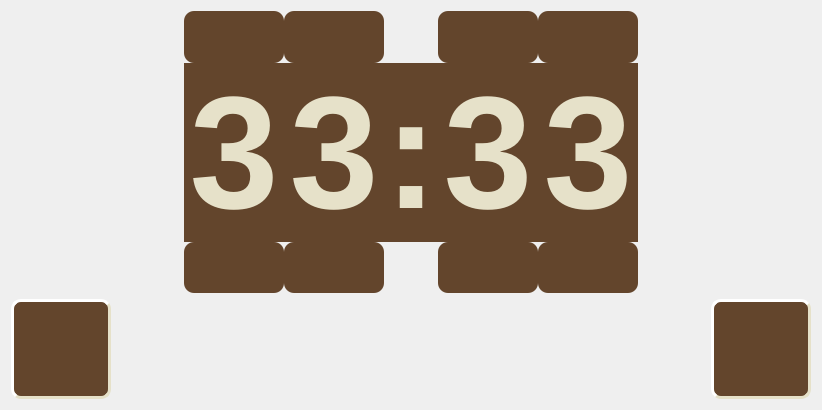
Old version of the form formsetalarmtime.ui in the repository cilo72/raspi_clock.
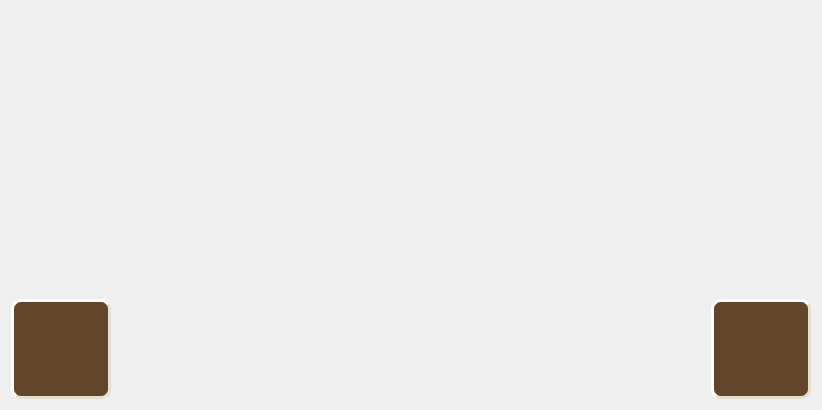
New version of the form. The open tabs and pages were chosen to show the change. Icons and pictures are not drawn.

The edit to the form file:
```diff
--- a/formsetalarmtime.ui
+++ b/formsetalarmtime.ui
@@ -197,24 +197,7 @@
        </property>
        <item>
         <layout class="QGridLayout" name="gridLayout_4">
-         <item row="1" column="3">
-          <widget class="QLabel" name="label_6">
-           <property name="font">
-            <font>
-             <family>Liberation Sans</family>
-             <pointsize>120</pointsize>
-             <bold>true</bold>
-            </font>
-           </property>
-           <property name="text">
-            <string>:</string>
-           </property>
-           <property name="alignment">
-            <set>Qt::AlignCenter</set>
-           </property>
-          </widget>
-         </item>
-         <item row="1" column="6">
+         <item row="0" column="2">
           <spacer name="horizontalSpacer_8">
            <property name="orientation">
             <enum>Qt::Horizontal</enum>
@@ -227,78 +210,7 @@
            </property>
           </spacer>
          </item>
-         <item row="1" column="5">
-          <widget class="QLabel" name="label_hh_mM">
-           <property name="font">
-            <font>
-             <family>Liberation Sans</family>
-             <pointsize>120</pointsize>
-             <bold>true</bold>
-            </font>
-           </property>
-           <property name="text">
-            <string>3</string>
-           </property>
-           <property name="alignment">
-            <set>Qt::AlignCenter</set>
-           </property>
-          </widget>
-         </item>
-         <item row="1" column="2">
-          <widget class="QLabel" name="label_hH_mm">
-           <property name="font">
-            <font>
-             <family>Liberation Sans</family>
-             <pointsize>120</pointsize>
-             <bold>true</bold>
-            </font>
-           </property>
-           <property name="text">
-            <string>3</string>
-           </property>
-           <property name="alignment">
-            <set>Qt::AlignCenter</set>
-           </property>
-          </widget>
-         </item>
-         <item row="0" column="1">
-          <widget class="QPushButton" name="pushButton_Hh_mm_plus">
-           <property name="sizePolicy">
-            <sizepolicy hsizetype="Minimum" vsizetype="Expanding">
-             <horstretch>0</horstretch>
-             <verstretch>0</verstretch>
-            </sizepolicy>
-           </property>
-           <property name="minimumSize">
-            <size>
-             <width>100</width>
-             <height>0</height>
-            </size>
-           </property>
-           <property name="styleSheet">
-            <string notr="true">QPushButton {
-    background-color: rgb(99, 69, 44);
-    border-style: outset;
-    border-width: 0px;
-    border-radius: 10px;
-    border-color: rgb(230, 225, 201);
-    padding: 6px;
-	image: url(:/icons/icons/plus-on.svg);
-}
-
-QPushButton:pressed {
-    border-style: inset;
-	border-color: rgb(172, 147,98);
-
-	image: url(:/icons/icons/plus-off.svg);
-}</string>
-           </property>
-           <property name="text">
-            <string/>
-           </property>
-          </widget>
-         </item>
-         <item row="1" column="0">
+         <item row="0" column="0">
           <spacer name="horizontalSpacer_9">
            <property name="orientation">
             <enum>Qt::Horizontal</enum>
@@ -311,298 +223,8 @@
            </property>
           </spacer>
          </item>
-         <item row="1" column="1">
-          <widget class="QLabel" name="label_Hh_mm">
-           <property name="font">
-            <font>
-             <family>Liberation Sans</family>
-             <pointsize>120</pointsize>
-             <bold>true</bold>
-            </font>
-           </property>
-           <property name="text">
-            <string>3</string>
-           </property>
-           <property name="alignment">
-            <set>Qt::AlignCenter</set>
-           </property>
-          </widget>
-         </item>
-         <item row="1" column="4">
-          <widget class="QLabel" name="label_hh_Mm">
-           <property name="font">
-            <font>
-             <family>Liberation Sans</family>
-             <pointsize>120</pointsize>
-             <bold>true</bold>
-            </font>
-           </property>
-           <property name="text">
-            <string>3</string>
-           </property>
-           <property name="alignment">
-            <set>Qt::AlignCenter</set>
-           </property>
-          </widget>
-         </item>
-         <item row="2" column="1">
-          <widget class="QPushButton" name="pushButton_Hh_mm_minus">
-           <property name="sizePolicy">
-            <sizepolicy hsizetype="Minimum" vsizetype="Expanding">
-             <horstretch>0</horstretch>
-             <verstretch>0</verstretch>
-            </sizepolicy>
-           </property>
-           <property name="minimumSize">
-            <size>
-             <width>100</width>
-             <height>0</height>
-            </size>
-           </property>
-           <property name="styleSheet">
-            <string notr="true">QPushButton {
-    background-color: rgb(99, 69, 44);
-    border-style: outset;
-    border-width: 0px;
-    border-radius: 10px;
-    border-color: rgb(230, 225, 201);
-    padding: 6px;
-	image: url(:/icons/icons/minus-on.svg);
-}
-
-QPushButton:pressed {
-    border-style: inset;
-	border-color: rgb(172, 147,98);
-
-	image: url(:/icons/icons/minus-off.svg);
-}</string>
-           </property>
-           <property name="text">
-            <string/>
-           </property>
-          </widget>
-         </item>
-         <item row="2" column="2">
-          <widget class="QPushButton" name="pushButton_hH_mm_minus">
-           <property name="sizePolicy">
-            <sizepolicy hsizetype="Minimum" vsizetype="Expanding">
-             <horstretch>0</horstretch>
-             <verstretch>0</verstretch>
-            </sizepolicy>
-           </property>
-           <property name="minimumSize">
-            <size>
-             <width>100</width>
-             <height>0</height>
-            </size>
-           </property>
-           <property name="styleSheet">
-            <string notr="true">QPushButton {
-    background-color: rgb(99, 69, 44);
-    border-style: outset;
-    border-width: 0px;
-    border-radius: 10px;
-    border-color: rgb(230, 225, 201);
-    padding: 6px;
-	image: url(:/icons/icons/minus-on.svg);
-}
-
-QPushButton:pressed {
-    border-style: inset;
-	border-color: rgb(172, 147,98);
-
-	image: url(:/icons/icons/minus-off.svg);
-}</string>
-           </property>
-           <property name="text">
-            <string/>
-           </property>
-          </widget>
-         </item>
-         <item row="2" column="4">
-          <widget class="QPushButton" name="pushButton_hh_Mm_minus">
-           <property name="sizePolicy">
-            <sizepolicy hsizetype="Minimum" vsizetype="Expanding">
-             <horstretch>0</horstretch>
-             <verstretch>0</verstretch>
-            </sizepolicy>
-           </property>
-           <property name="minimumSize">
-            <size>
-             <width>100</width>
-             <height>0</height>
-            </size>
-           </property>
-           <property name="styleSheet">
-            <string notr="true">QPushButton {
-    background-color: rgb(99, 69, 44);
-    border-style: outset;
-    border-width: 0px;
-    border-radius: 10px;
-    border-color: rgb(230, 225, 201);
-    padding: 6px;
-	image: url(:/icons/icons/minus-on.svg);
-}
-
-QPushButton:pressed {
-    border-style: inset;
-	border-color: rgb(172, 147,98);
-
-	image: url(:/icons/icons/minus-off.svg);
-}</string>
-           </property>
-           <property name="text">
-            <string/>
-           </property>
-          </widget>
-         </item>
-         <item row="2" column="5">
-          <widget class="QPushButton" name="pushButton_hh_mM_minus">
-           <property name="sizePolicy">
-            <sizepolicy hsizetype="Minimum" vsizetype="Expanding">
-             <horstretch>0</horstretch>
-             <verstretch>0</verstretch>
-            </sizepolicy>
-           </property>
-           <property name="minimumSize">
-            <size>
-             <width>100</width>
-             <height>0</height>
-            </size>
-           </property>
-           <property name="styleSheet">
-            <string notr="true">QPushButton {
-    background-color: rgb(99, 69, 44);
-    border-style: outset;
-    border-width: 0px;
-    border-radius: 10px;
-    border-color: rgb(230, 225, 201);
-    padding: 6px;
-	image: url(:/icons/icons/minus-on.svg);
-}
-
-QPushButton:pressed {
-    border-style: inset;
-	border-color: rgb(172, 147,98);
-
-	image: url(:/icons/icons/minus-off.svg);
-}</string>
-           </property>
-           <property name="text">
-            <string/>
-           </property>
-          </widget>
-         </item>
-         <item row="0" column="2">
-          <widget class="QPushButton" name="pushButton_hH_mm_plus">
-           <property name="sizePolicy">
-            <sizepolicy hsizetype="Minimum" vsizetype="Expanding">
-             <horstretch>0</horstretch>
-             <verstretch>0</verstretch>
-            </sizepolicy>
-           </property>
-           <property name="minimumSize">
-            <size>
-             <width>100</width>
-             <height>0</height>
-            </size>
-           </property>
-           <property name="styleSheet">
-            <string notr="true">QPushButton {
-    background-color: rgb(99, 69, 44);
-    border-style: outset;
-    border-width: 0px;
-    border-radius: 10px;
-    border-color: rgb(230, 225, 201);
-    padding: 6px;
-	image: url(:/icons/icons/plus-on.svg);
-}
-
-QPushButton:pressed {
-    border-style: inset;
-	border-color: rgb(172, 147,98);
-
-	image: url(:/icons/icons/plus-off.svg);
-}</string>
-           </property>
-           <property name="text">
-            <string/>
-           </property>
-          </widget>
-         </item>
-         <item row="0" column="4">
-          <widget class="QPushButton" name="pushButton_hh_Mm_plus">
-           <property name="sizePolicy">
-            <sizepolicy hsizetype="Minimum" vsizetype="Expanding">
-             <horstretch>0</horstretch>
-             <verstretch>0</verstretch>
-            </sizepolicy>
-           </property>
-           <property name="minimumSize">
-            <size>
-             <width>100</width>
-             <height>0</height>
-            </size>
-           </property>
-           <property name="styleSheet">
-            <string notr="true">QPushButton {
-    background-color: rgb(99, 69, 44);
-    border-style: outset;
-    border-width: 0px;
-    border-radius: 10px;
-    border-color: rgb(230, 225, 201);
-    padding: 6px;
-	image: url(:/icons/icons/plus-on.svg);
-}
-
-QPushButton:pressed {
-    border-style: inset;
-	border-color: rgb(172, 147,98);
-
-	image: url(:/icons/icons/plus-off.svg);
-}</string>
-           </property>
-           <property name="text">
-            <string/>
-           </property>
-          </widget>
-         </item>
-         <item row="0" column="5">
-          <widget class="QPushButton" name="pushButton_hh_mM_plus">
-           <property name="sizePolicy">
-            <sizepolicy hsizetype="Minimum" vsizetype="Expanding">
-             <horstretch>0</horstretch>
-             <verstretch>0</verstretch>
-            </sizepolicy>
-           </property>
-           <property name="minimumSize">
-            <size>
-             <width>100</width>
-             <height>0</height>
-            </size>
-           </property>
-           <property name="styleSheet">
-            <string notr="true">QPushButton {
-    background-color: rgb(99, 69, 44);
-    border-style: outset;
-    border-width: 0px;
-    border-radius: 10px;
-    border-color: rgb(230, 225, 201);
-    padding: 6px;
-	image: url(:/icons/icons/plus-on.svg);
-}
-
-QPushButton:pressed {
-    border-style: inset;
-	border-color: rgb(172, 147,98);
-
-	image: url(:/icons/icons/plus-off.svg);
-}</string>
-           </property>
-           <property name="text">
-            <string/>
-           </property>
-          </widget>
+         <item row="0" column="1">
+          <layout class="QVBoxLayout" name="verticalLayoutSetTime"/>
          </item>
         </layout>
        </item>
```
Left out of the diff: 2 changed lines with no effect on the pictures.
